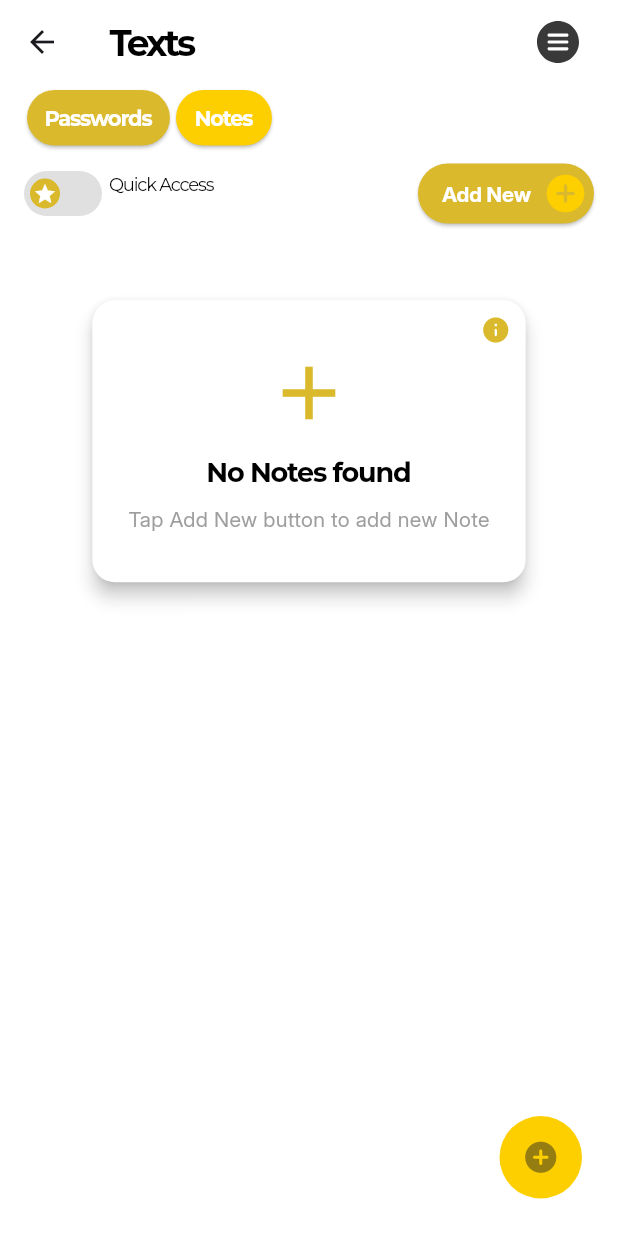
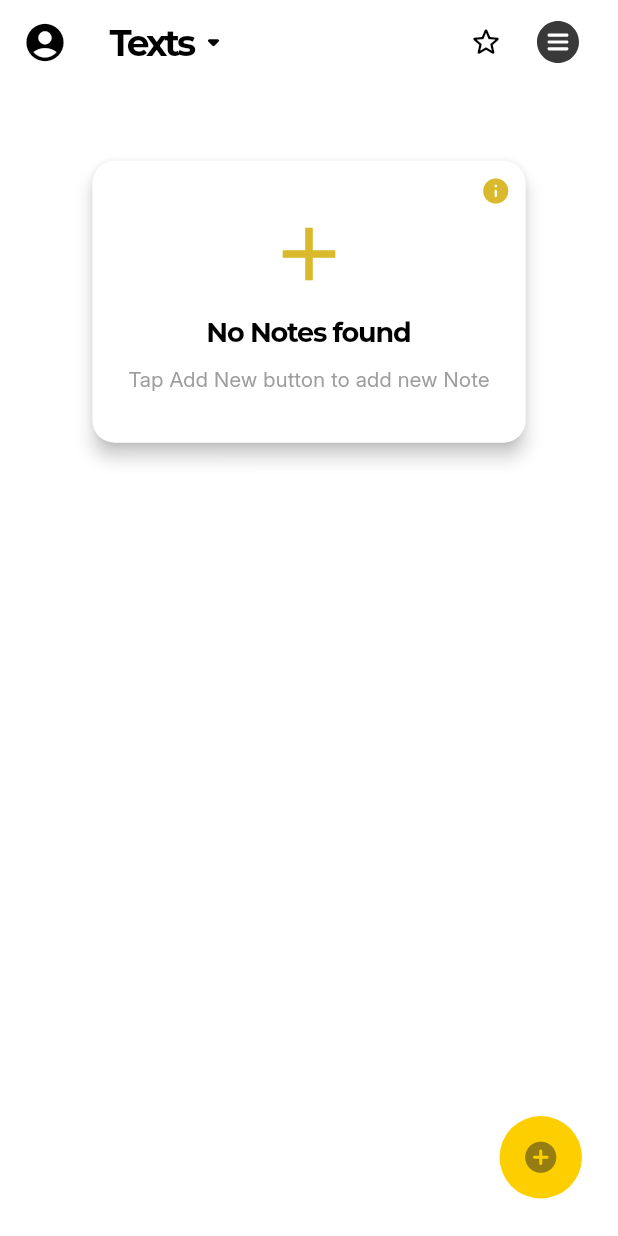
Before and after one commit to credes-tech/shelf, a Flutter app: the TextScreen screen opened directly, on a phone screen of 412 x 824 dp. Run offline on Flutter 3.47's test engine with Material 3 defaults, Android fonts, the phone set to English and light mode, and no system bars; our stand-ins replace audioplayers, cloud_firestore, device_info_plus, file_picker, firebase_auth, firebase_core and 12 more; missing offline and left inert: flutter_quill, get_thumbnail_video, metadata_fetch, pdf_render; accounts and stored records are empty; project files that could hold a hidden picture were left out.

Commit message:
updated text screen

```diff
--- a/lib/modules/home/domain/providers/text_provider.dart
+++ b/lib/modules/home/domain/providers/text_provider.dart
@@ -10,10 +10,11 @@ class TextNotifier extends StateNotifier<List<TextModel>> {
     fetchTexts();
   }
 
-  void togglePinned() {
+  bool togglePinned() {
     print("toggle pinned workinbg");
     showOnlyPinned = !showOnlyPinned;
     loadPinnedFiles();
+    return showOnlyPinned;
   }
 
   void setTogglePin(int index) async {
@@ -25,7 +26,7 @@ class TextNotifier extends StateNotifier<List<TextModel>> {
     final allTexts = _textRepository.fetchAllTexts().map((hiveText) {
       return TextModel.fromHiveModel(hiveText);
     }).toList();
-    print("showOnlyPinned $showOnlyPinned");
+    // print("showOnlyPinned $showOnlyPinned");
     state = (showOnlyPinned
         ? allTexts.where((texts) => texts.isPinned).toList()
         : allTexts);
--- a/lib/modules/home/ui/pages/TextScreen.dart
+++ b/lib/modules/home/ui/pages/TextScreen.dart
@@ -14,6 +14,8 @@ import 'package:my_shelf_project/modules/home/ui/widgets/HomeTitle.dart';
 import 'package:my_shelf_project/modules/home/ui/widgets/HomeToggler.dart';
 import 'package:my_shelf_project/modules/home/ui/widgets/NotesCard.dart';
 import 'package:flutter_staggered_grid_view/flutter_staggered_grid_view.dart';
+import 'package:my_shelf_project/modules/home/ui/widgets/SubCategoryToggler.dart';
+import 'package:my_shelf_project/modules/home/ui/widgets/UserAccount.dart';
 
 class TextScreen extends ConsumerStatefulWidget {
   const TextScreen({super.key});
@@ -24,6 +26,9 @@ class TextScreen extends ConsumerStatefulWidget {
 
 class _TextScreenState extends ConsumerState<TextScreen> {
   final List<String> source = ['Passwords', 'Notes'];
+  bool isSubCategoryActive = false;
+  bool isPinActive = false;
+  bool isMultiSelectActive = false;
   // bool isPressed = false;
   final Map<int, bool> isPressed = {};
   final Map<int, bool> isPinned = {};
@@ -57,6 +62,35 @@ class _TextScreenState extends ConsumerState<TextScreen> {
 
   void loadPinnedFiles() {}
 
+  pinController() {
+    bool pinStatus = ref.read(textProvider.notifier).togglePinned();
+    setState(() {
+      isPinActive = pinStatus;
+    });
+  }
+
+  void deleteTexts() async {
+    // await ref.read(linkProvider.notifier).deleteLink(selectedLinks);
+    // clearSelection();
+  }
+  void clearSelection() {
+    // setState(() {
+    //   isMultiSelectActive = false;
+    //   selectedLinks.clear();
+    // });
+  }
+  toggleSubCategory() {
+    if (isPinActive) {
+      pinController();
+    }
+    if (isMultiSelectActive) {
+      return;
+    }
+    setState(() {
+      isSubCategoryActive = !isSubCategoryActive;
+    });
+  }
+
   @override
   Widget build(BuildContext context) {
     final textList = ref.watch(textProvider);
@@ -66,8 +100,58 @@ class _TextScreenState extends ConsumerState<TextScreen> {
       backgroundColor: Colors.white,
       appBar: AppBar(
         backgroundColor: AppColors.background,
-        title: HomeTitle(title: 'Texts'),
+        title: GestureDetector(
+          onTap: toggleSubCategory,
+          child: Row(
+              crossAxisAlignment: CrossAxisAlignment.center,
+              mainAxisAlignment: MainAxisAlignment.start,
+              children: [
+                HomeTitle(title: 'Texts'),
+                SubCategoryToggler(isSubCategoryActive: isSubCategoryActive)
+              ]),
+        ),
+        leading: Padding(
+          padding: const EdgeInsets.only(left: AppSpacing.xSmall),
+          child: UserAccount(),
+        ),
         actions: [
+          if (isMultiSelectActive)
+            IconButton(
+                onPressed: deleteTexts,
+                icon: Icon(
+                  Icons.delete_rounded,
+                  color: Colors.black,
+                )),
+          if (isMultiSelectActive)
+            IconButton(
+                onPressed: clearSelection,
+                icon: Icon(
+                  Icons.close_rounded,
+                  color: Colors.black,
+                )),
+          if (!isSubCategoryActive && !isMultiSelectActive)
+            Stack(
+              children: [
+                IconButton(
+                  onPressed: () => pinController(),
+                  icon: Icon(
+                    isPinActive
+                        ? Icons.star_rounded
+                        : Icons.star_border_rounded,
+                    color: Colors.black,
+                  ),
+                ),
+                Positioned(
+                    bottom: 8,
+                    right: 8,
+                    child: Text(
+                      // "${pinnedLinks.length}",
+                      "",
+                      style: AppTextStyles.pinCaption,
+                    ))
+              ],
+            ),
+          if (!isSubCategoryActive && !isMultiSelectActive)
             Padding(
               padding: EdgeInsets.only(right: AppSpacing.medium),
               child: PopupMenuButton<String>(
@@ -95,6 +179,7 @@ class _TextScreenState extends ConsumerState<TextScreen> {
             mainAxisAlignment: MainAxisAlignment.start,
             crossAxisAlignment: CrossAxisAlignment.center,
             children: [
+              if (isSubCategoryActive)
                 HomePillBar(
                   source: source,
                   selectedSource: selectedSource,
@@ -118,44 +203,44 @@ class _TextScreenState extends ConsumerState<TextScreen> {
                   mainAxisAlignment: MainAxisAlignment.spaceBetween,
                   crossAxisAlignment: CrossAxisAlignment.center,
                   children: [
-                    Row(
-                      mainAxisAlignment: MainAxisAlignment.start,
-                      crossAxisAlignment: CrossAxisAlignment.start,
-                      children: [
-                        HomeToggler(
-                          initialValue: textPinnedNotifier,
-                          onChanged: (textPinnedNotifier) {
-                            print("text Pinned Notifier $textPinnedNotifier");
-                            ref.read(textProvider.notifier).togglePinned();
-                          },
-                          color: AppColors.onboardDarkYellow,
-                        ),
-                        SizedBox(
-                          width: 5,
-                        ),
-                        Text("Quick Access", style: AppTextStyles.pinLabelText),
-                      ],
-                    ),
-                    ElevatedButton(
-                      onPressed: () {
-                        context.push('/home/texts/new');
-                      },
-                      style: ElevatedButton.styleFrom(
-                          padding: EdgeInsets.only(
-                              left: AppSpacing.medium,
-                              right: AppSpacing.xSmall,
-                              top: AppSpacing.xSmall,
-                              bottom: AppSpacing.xSmall),
-                          backgroundColor: AppColors.onboardDarkYellow),
-                      child: Row(
-                        children: [
-                          Text("Add New", style: AppTextStyles.homePinned),
-                          SizedBox(width: 8),
-                          Icon(Icons.add_circle_rounded,
-                              size: 30, color: AppColors.onboardLightYellow)
-                        ],
-                      ),
-                    )
+                    // Row(
+                    //   mainAxisAlignment: MainAxisAlignment.start,
+                    //   crossAxisAlignment: CrossAxisAlignment.start,
+                    //   children: [
+                    //     HomeToggler(
+                    //       initialValue: textPinnedNotifier,
+                    //       onChanged: (textPinnedNotifier) {
+                    //         print("text Pinned Notifier $textPinnedNotifier");
+                    //         ref.read(textProvider.notifier).togglePinned();
+                    //       },
+                    //       color: AppColors.onboardDarkYellow,
+                    //     ),
+                    //     SizedBox(
+                    //       width: 5,
+                    //     ),
+                    //     Text("Quick Access", style: AppTextStyles.pinLabelText),
+                    //   ],
+                    // ),
+                    // ElevatedButton(
+                    //   onPressed: () {
+                    //     context.push('/home/texts/new');
+                    //   },
+                    //   style: ElevatedButton.styleFrom(
+                    //       padding: EdgeInsets.only(
+                    //           left: AppSpacing.medium,
+                    //           right: AppSpacing.xSmall,
+                    //           top: AppSpacing.xSmall,
+                    //           bottom: AppSpacing.xSmall),
+                    //       backgroundColor: AppColors.onboardDarkYellow),
+                    //   child: Row(
+                    //     children: [
+                    //       Text("Add New", style: AppTextStyles.homePinned),
+                    //       SizedBox(width: 8),
+                    //       Icon(Icons.add_circle_rounded,
+                    //           size: 30, color: AppColors.onboardLightYellow)
+                    //     ],
+                    //   ),
+                    // )
                   ],
                 ),
               ),
@@ -194,7 +279,8 @@ class _TextScreenState extends ConsumerState<TextScreen> {
                                           decoration: BoxDecoration(
                                               borderRadius:
                                                   BorderRadius.circular(20.0),
-                                  color: AppColors.onboardLightYellow),
+                                              color:
+                                                  AppColors.onboardLightYellow),
                                           margin: EdgeInsets.symmetric(
                                               horizontal: AppSpacing.xxSmall,
                                               vertical: AppSpacing.xSmall),
@@ -253,8 +339,8 @@ class _TextScreenState extends ConsumerState<TextScreen> {
                                                   child: Icon(
                                                     Icons.stars_rounded,
                                                     size: 20,
-                                        color:
-                                        AppColors.onboardDarkYellow,
+                                                    color: AppColors
+                                                        .onboardDarkYellow,
                                                   ),
                                                 ),
                                               ),
@@ -283,7 +369,8 @@ class _TextScreenState extends ConsumerState<TextScreen> {
                   backgroundColor: AppColors.onboardLightYellow,
                   elevation: 0,
                   shape: CircleBorder(),
-                  child: Icon(Icons.add_circle_rounded, size: 25, color: AppColors.navBarYellow),
+                  child: Icon(Icons.add_circle_rounded,
+                      size: 25, color: AppColors.navBarYellow),
                 ),
               ),
             ),
```
Also changed, not shown: lib/modules/home/ui/pages/LinkScreen.dart (+4 -4 lines). Lines whose indentation alone changed are shown as unchanged.
